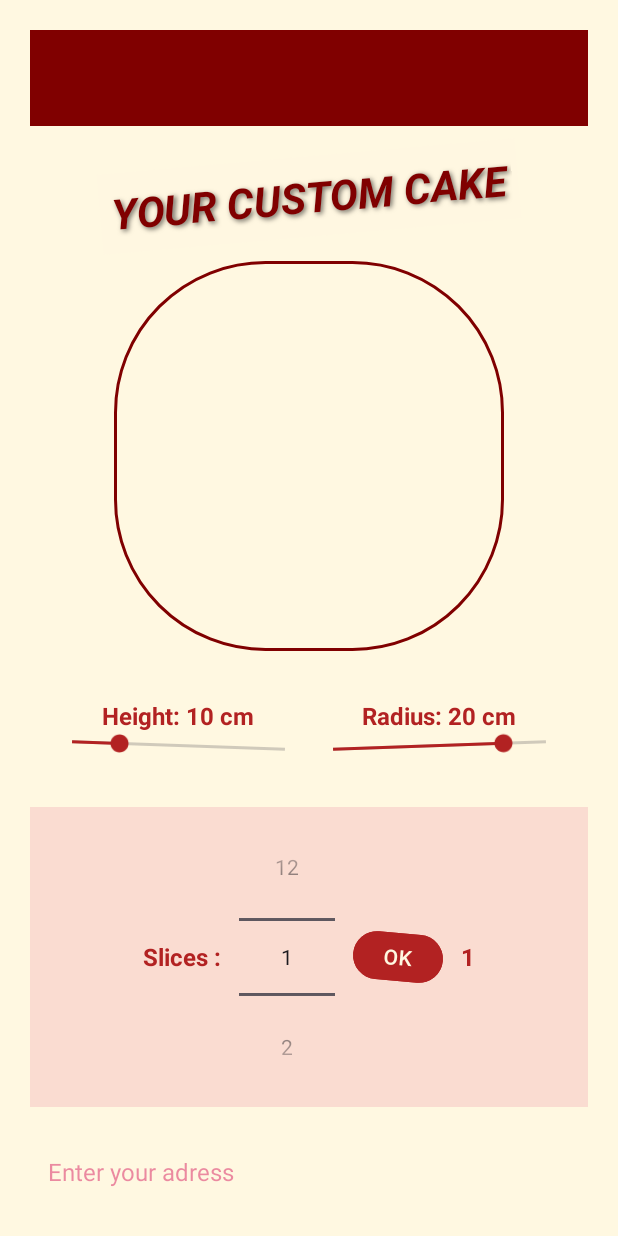
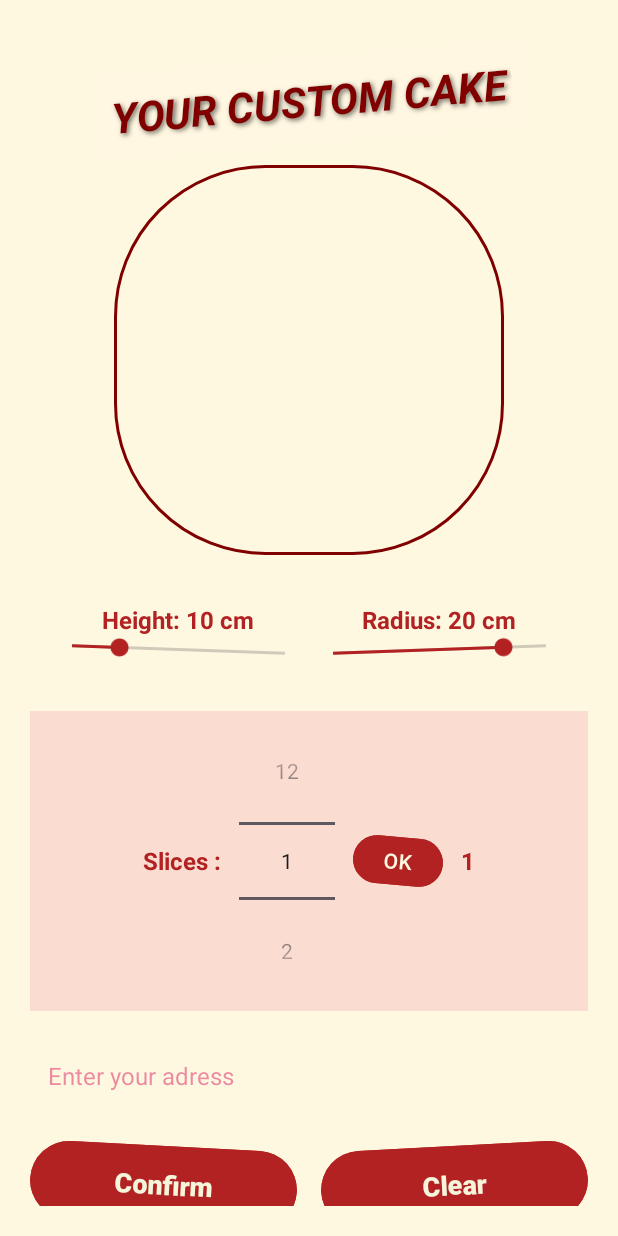
Before and after one commit to Griart135/CakesProject, an Android app: the OrderActivity screen opened directly, with no data from a screen before it, on a phone screen of 412 x 824 dp. Run offline under Robolectric (Android 15) with nearby library versions, the phone set to English and light mode, and no system bars; our stand-ins replace Firebase (no records; nobody signed in at launch, a user with empty details on screens opened directly).

```diff
--- a/app/src/main/res/layout/activity_order.xml
+++ b/app/src/main/res/layout/activity_order.xml
@@ -6,14 +6,6 @@
     android:layout_height="match_parent"
     android:background="#FFF8E1"
     android:padding="20dp">
-
-    <androidx.appcompat.widget.Toolbar
-        android:id="@+id/toolbar"
-        android:layout_width="match_parent"
-        android:layout_height="?attr/actionBarSize"
-        android:background="#800000"
-        app:titleTextColor="#F5F5DC"
-        app:layout_constraintTop_toTopOf="parent"/>
 
     <TextView
         android:id="@+id/cake_name"
@@ -30,7 +22,7 @@
         android:rotation="-5"
         android:padding="8dp"
         android:background="#80FFF8E1"
-        app:layout_constraintTop_toBottomOf="@id/toolbar"
+        app:layout_constraintTop_toTopOf="parent"
         app:layout_constraintStart_toStartOf="parent"
         app:layout_constraintEnd_toEndOf="parent"
         android:layout_marginTop="20dp"/>
```
